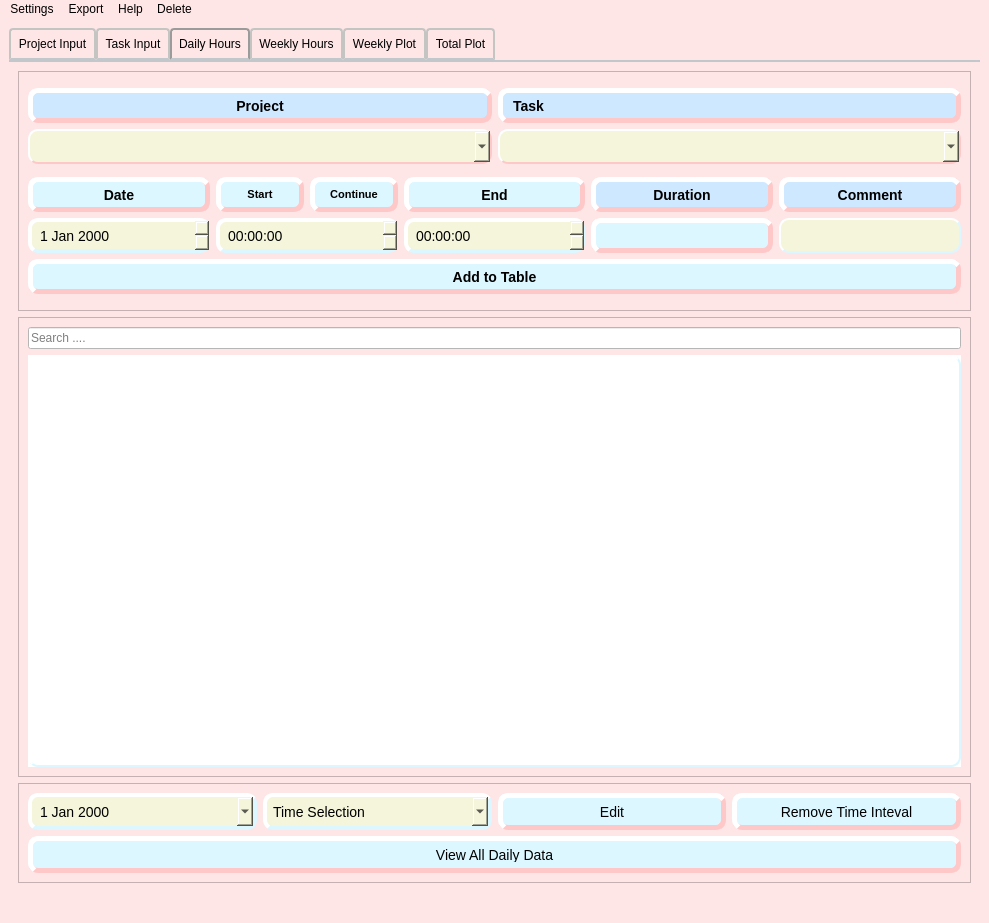
MassiveSnake/Timecard_tool, file Hour_Registry_env/QT_Files/Hour_Registry_QT.ui: the form before one commit.
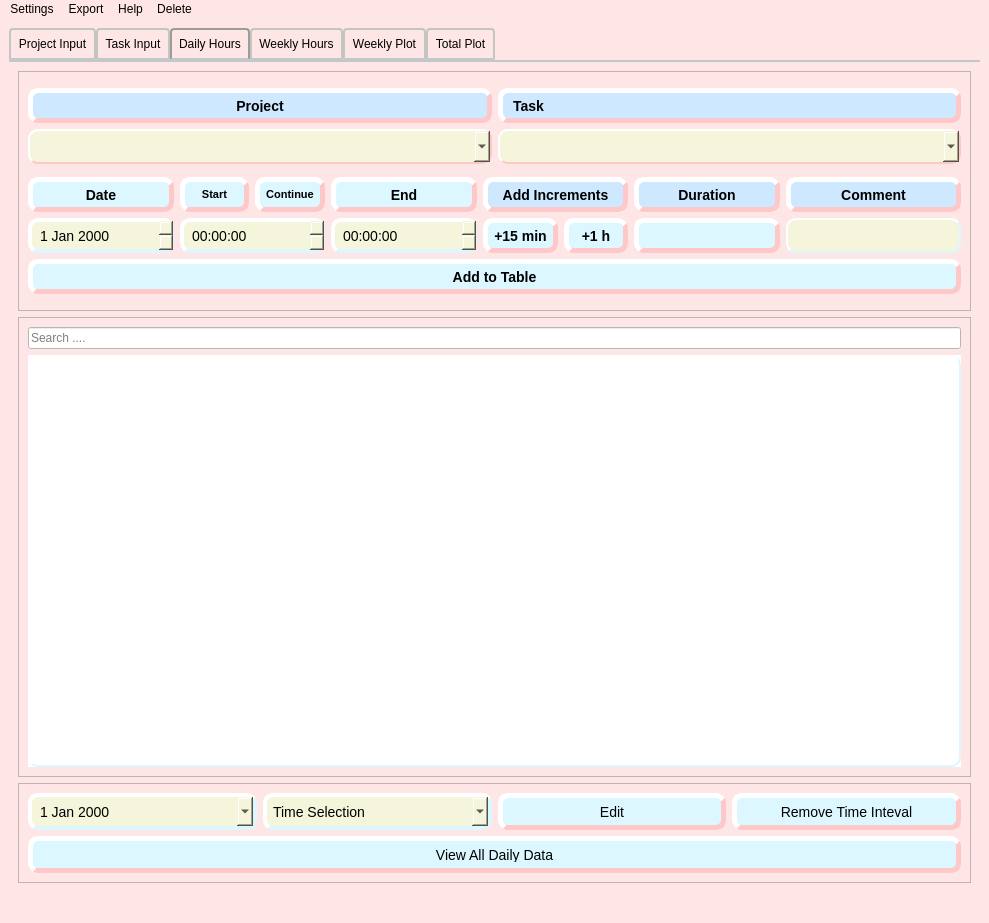
The form after the commit. Icons and pictures are not drawn.

Commit message: Added duration widget functionality

Diff of the .ui file:
```diff
--- a/Hour_Registry_env/QT_Files/Hour_Registry_QT.ui
+++ b/Hour_Registry_env/QT_Files/Hour_Registry_QT.ui
@@ -2447,6 +2447,143 @@
                  </item>
                 </layout>
                </item>
+               <item>
+                <layout class="QVBoxLayout" name="verticalLayout_increment">
+                 <item>
+                  <widget class="QLabel" name="label_DailyHours_Increment">
+                   <property name="sizePolicy">
+                    <sizepolicy hsizetype="Minimum" vsizetype="Preferred">
+                     <horstretch>0</horstretch>
+                     <verstretch>0</verstretch>
+                    </sizepolicy>
+                   </property>
+                   <property name="minimumSize">
+                    <size>
+                     <width>0</width>
+                     <height>35</height>
+                    </size>
+                   </property>
+                   <property name="maximumSize">
+                    <size>
+                     <width>16777215</width>
+                     <height>35</height>
+                    </size>
+                   </property>
+                   <property name="styleSheet">
+                    <string notr="true">QLabel{
+	background-color: rgb(206, 232, 255);
+    border-style: outset;
+    border-width: 5px;
+    border-radius: 10px;
+    border-color: rgb(255, 200, 200);
+    font: bold 14px;
+    padding: 6px;
+}</string>
+                   </property>
+                   <property name="text">
+                    <string>Add Increments</string>
+                   </property>
+                   <property name="scaledContents">
+                    <bool>false</bool>
+                   </property>
+                   <property name="alignment">
+                    <set>Qt::AlignCenter</set>
+                   </property>
+                   <property name="wordWrap">
+                    <bool>false</bool>
+                   </property>
+                  </widget>
+                 </item>
+                 <item>
+                  <layout class="QHBoxLayout" name="horizontalLayout_increment">
+                   <item>
+                    <widget class="QPushButton" name="pushButton_DailyHours_15min">
+                     <property name="minimumSize">
+                      <size>
+                       <width>0</width>
+                       <height>35</height>
+                      </size>
+                     </property>
+                     <property name="maximumSize">
+                      <size>
+                       <width>16777215</width>
+                       <height>35</height>
+                      </size>
+                     </property>
+                     <property name="toolTip">
+                      <string>Click to get Current Time</string>
+                     </property>
+                     <property name="styleSheet">
+                      <string notr="true">QPushButton{
+    background-color: rgb(220, 247, 255);
+    border-style: outset;
+    border-width: 5px;
+    border-radius: 10px;
+    border-color: rgb(255, 200, 200);
+    font: bold 14px;
+    padding: 6px;
+}
+QPushButton::hover{
+    background-color:rgb(206, 232, 255) ;
+	border-style: outset;
+    border-width: 2px;
+    border-radius: 10px;
+    border-color:rgb(255, 144, 144);
+    font: bold 14px;
+    padding: 6px;
+}</string>
+                     </property>
+                     <property name="text">
+                      <string>+15 min</string>
+                     </property>
+                    </widget>
+                   </item>
+                   <item>
+                    <widget class="QPushButton" name="pushButton_DailyHours_1h">
+                     <property name="minimumSize">
+                      <size>
+                       <width>0</width>
+                       <height>35</height>
+                      </size>
+                     </property>
+                     <property name="maximumSize">
+                      <size>
+                       <width>16777215</width>
+                       <height>35</height>
+                      </size>
+                     </property>
+                     <property name="toolTip">
+                      <string>Click to get Current Time</string>
+                     </property>
+                     <property name="styleSheet">
+                      <string notr="true">QPushButton{
+    background-color: rgb(220, 247, 255);
+    border-style: outset;
+    border-width: 5px;
+    border-radius: 10px;
+    border-color: rgb(255, 200, 200);
+    font: bold 14px;
+    padding: 6px;
+}
+QPushButton::hover{
+    background-color:rgb(206, 232, 255) ;
+	border-style: outset;
+    border-width: 2px;
+    border-radius: 10px;
+    border-color:rgb(255, 144, 144);
+    font: bold 14px;
+    padding: 6px;
+}</string>
+                     </property>
+                     <property name="text">
+                      <string>+1 h</string>
+                     </property>
+                    </widget>
+                   </item>
+                  </layout>
+                 </item>
+                </layout>
+               </item>
                <item>
                 <layout class="QVBoxLayout" name="verticalLayout_duration">
                  <item>
```
Left out of the diff: 145 changed lines with no effect on the pictures. The commit also changes 6 other files.
